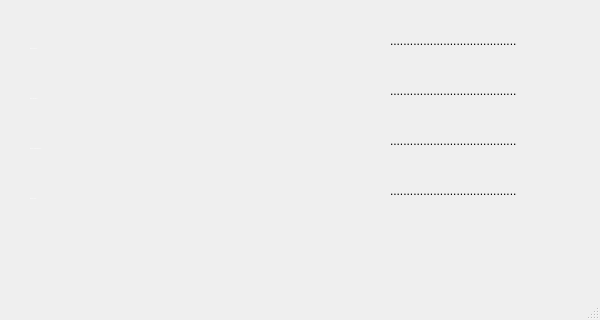
This is Goster.ui in Yavuzhan-Baykara/optical-eye as Qt 5 draws it before an edit; both pictures show x 0 to 600 and y 480 to 800 of the 600 by 800 pixel window. The edited form follows.
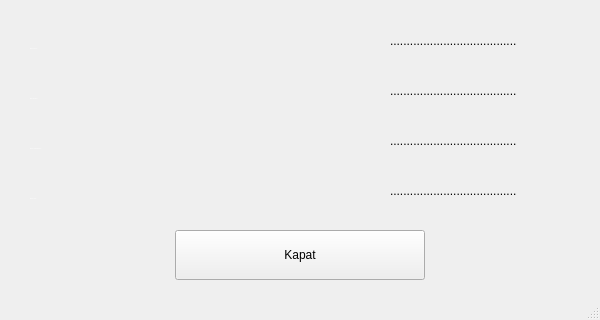
This is the edited form. Icons and pictures are not drawn.

The edit to the form file:
```diff
--- a/Goster.ui
+++ b/Goster.ui
@@ -2407,6 +2407,19 @@
      <string>......................................</string>
     </property>
    </widget>
+   <widget class="QPushButton" name="Ikaz_kapat_pushButton">
+    <property name="geometry">
+     <rect>
+      <x>175</x>
+      <y>710</y>
+      <width>250</width>
+      <height>50</height>
+     </rect>
+    </property>
+    <property name="text">
+     <string>Kapat</string>
+    </property>
+   </widget>
   </widget>
   <widget class="QStatusBar" name="statusbar"/>
  </widget>
```
